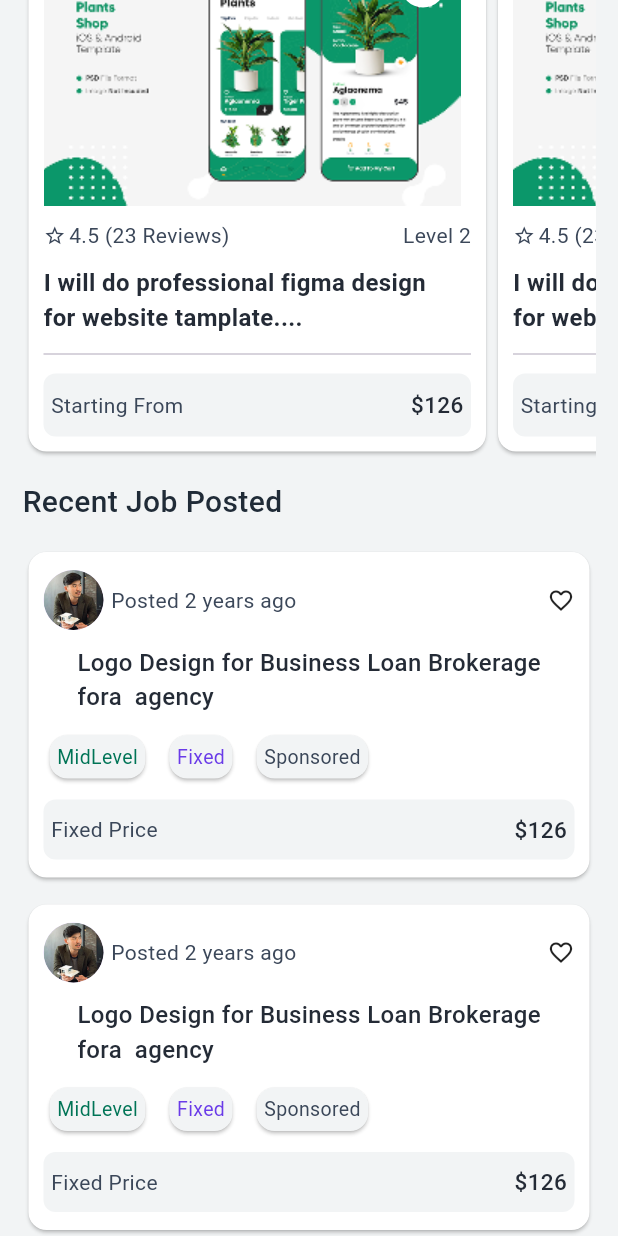
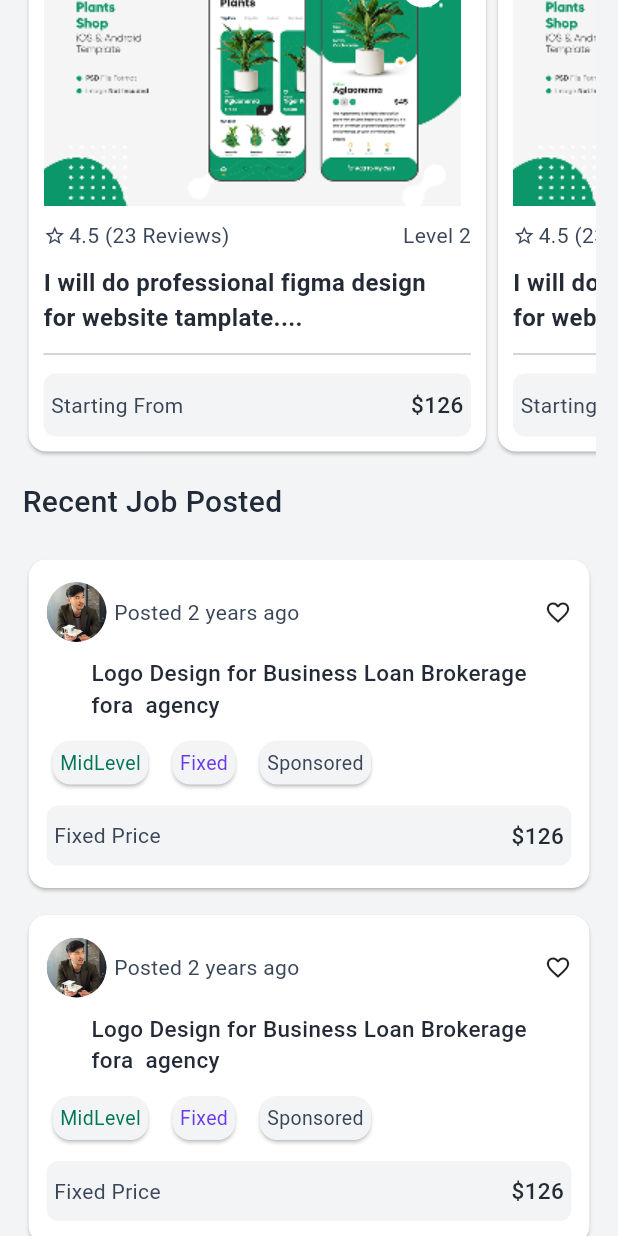
Before and after one commit to fahimshahariar09/xilancer_moobile_task, a Flutter app: the screen it shows after launch, scrolled down 576 dp, on a phone screen of 412 x 824 dp. Run offline on Flutter 3.47's test engine with Material 3 defaults, Android fonts, the light colour scheme and no system bars.

Commit message:
HomeScreen

```diff
--- a/lib/app/modules/home/view/home_screen.dart
+++ b/lib/app/modules/home/view/home_screen.dart
@@ -171,11 +171,17 @@
                 ),
                 SizedBox(height: 15),
                 //Recent Job View Card
-                RecentJobViewCard(),
-                SizedBox(height: 10),
-                RecentJobViewCard(),
-                SizedBox(height: 10),
-                RecentJobViewCard(),
+                ListView.builder(
+                  itemCount: 3,
+                  shrinkWrap: true,
+                  physics: NeverScrollableScrollPhysics(),
+                  itemBuilder: (context, index) {
+                    return Padding(
+                      padding: const EdgeInsets.symmetric(vertical: 5),
+                      child: RecentJobViewCard(),
+                    );
+                  },
+                ),
                 SizedBox(height: 10),
                 Container(
                   height: 45,
@@ -217,7 +223,7 @@
                   child: Row(
                     children: [
                       TopRatedViewCard(),
-                      SizedBox(height: 10),
+                      SizedBox(width: 15),
                       TopRatedViewCard(),
                     ],
                   ),
--- a/lib/app/modules/home/view/widget/recent_job_view_card.dart
+++ b/lib/app/modules/home/view/widget/recent_job_view_card.dart
@@ -8,14 +8,10 @@
 
   @override
   Widget build(BuildContext context) {
-    return
-      Card(
+    return Card(
       color: Color(0xffFFFFFF),
       child: Padding(
-          padding: const EdgeInsets.symmetric(
-            horizontal: 10,
-            vertical: 12,
-          ),
+        padding: const EdgeInsets.symmetric(horizontal: 12, vertical: 15),
         child: Column(
           children: [
             Row(
@@ -40,29 +36,19 @@
             ),
             SizedBox(height: 10),
             CustomText(
-                title:
-                "Logo Design for Business Loan Brokerage\nfora  agency",
-                fontSize: 16,
+              title: "Logo Design for Business Loan Brokerage\nfora  agency",
+              fontSize: 15,
               fontWeight: FontWeight.w500,
               color: Color(0xff242B36),
             ),
             SizedBox(height: 10),
             Row(
               children: [
-                  ContainerCardView(
-                    title: "MidLevel",
-                    color: Color(0xff007456),
-                  ),
+                ContainerCardView(title: "MidLevel", color: Color(0xff007456)),
                 SizedBox(width: 8),
-                  ContainerCardView(
-                    title: "Fixed",
-                    color: Color(0xff6A3BE8),
-                  ),
+                ContainerCardView(title: "Fixed", color: Color(0xff6A3BE8)),
                 SizedBox(width: 8),
-                  ContainerCardView(
-                    title: "Sponsored",
-                    color: Color(0xff3B4759),
-                  ),
+                ContainerCardView(title: "Sponsored", color: Color(0xff3B4759)),
               ],
             ),
             SizedBox(height: 10),
@@ -97,7 +83,6 @@
           ],
         ),
       ),
-      )
-      ;
+    );
   }
 }
```
Lines whose indentation alone changed are shown as unchanged.
